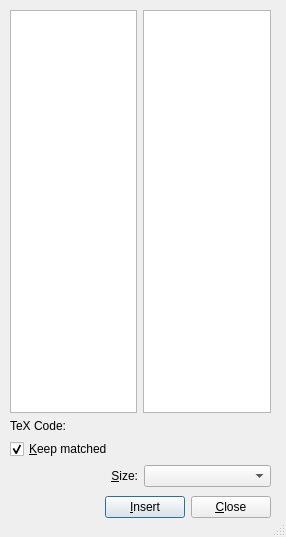
First picture: the form in src/frontends/qt4/ui/QDelimiterUi.ui, repository cburschka/lyx, before the edit.
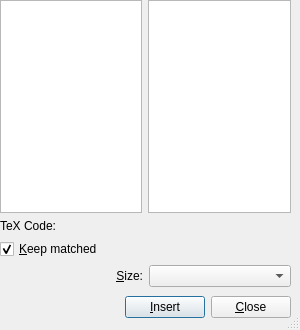
Second picture: the form after the edit.

Commit message: Switch to an Icon View mode in the symbol lists.

What changed in the file:
```diff
--- a/src/frontends/qt4/ui/QDelimiterUi.ui
+++ b/src/frontends/qt4/ui/QDelimiterUi.ui
@@ -5,13 +5,13 @@
    <rect>
     <x>0</x>
     <y>0</y>
-    <width>286</width>
-    <height>537</height>
+    <width>300</width>
+    <height>330</height>
    </rect>
   </property>
   <property name="sizePolicy" >
    <sizepolicy>
-    <hsizetype>13</hsizetype>
+    <hsizetype>5</hsizetype>
     <vsizetype>5</vsizetype>
     <horstretch>0</horstretch>
     <verstretch>0</verstretch>
@@ -19,8 +19,8 @@
   </property>
   <property name="minimumSize" >
    <size>
-    <width>200</width>
-    <height>447</height>
+    <width>300</width>
+    <height>330</height>
    </size>
   </property>
   <property name="maximumSize" >
@@ -35,150 +35,23 @@
   <property name="sizeGripEnabled" >
    <bool>true</bool>
   </property>
-  <widget class="QWidget" name="verticalLayout" >
+  <widget class="QWidget" name="" >
    <property name="geometry" >
     <rect>
-     <x>10</x>
-     <y>10</y>
-     <width>261</width>
-     <height>511</height>
+     <x>0</x>
+     <y>0</y>
+     <width>291</width>
+     <height>321</height>
     </rect>
    </property>
-   <layout class="QVBoxLayout" >
+   <layout class="QGridLayout" >
     <property name="margin" >
      <number>0</number>
     </property>
     <property name="spacing" >
      <number>6</number>
     </property>
-    <item>
-     <layout class="QHBoxLayout" >
-      <property name="margin" >
-       <number>0</number>
-      </property>
-      <property name="spacing" >
-       <number>6</number>
-      </property>
-      <item>
-       <widget class="QListWidget" name="leftLW" >
-        <property name="sizePolicy" >
-         <sizepolicy>
-          <hsizetype>3</hsizetype>
-          <vsizetype>3</vsizetype>
-          <horstretch>0</horstretch>
-          <verstretch>0</verstretch>
-         </sizepolicy>
-        </property>
-        <property name="minimumSize" >
-         <size>
-          <width>60</width>
-          <height>0</height>
-         </size>
-        </property>
-        <property name="maximumSize" >
-         <size>
-          <width>16777215</width>
-          <height>16777215</height>
-         </size>
-        </property>
-        <property name="iconSize" >
-         <size>
-          <width>16</width>
-          <height>16</height>
-         </size>
-        </property>
-        <property name="resizeMode" >
-         <enum>QListView::Adjust</enum>
-        </property>
-        <property name="spacing" >
-         <number>0</number>
-        </property>
-        <property name="currentRow" >
-         <number>-1</number>
-        </property>
-       </widget>
-      </item>
-      <item>
-       <widget class="QListWidget" name="rightLW" >
-        <property name="sizePolicy" >
-         <sizepolicy>
-          <hsizetype>3</hsizetype>
-          <vsizetype>3</vsizetype>
-          <horstretch>0</horstretch>
-          <verstretch>0</verstretch>
-         </sizepolicy>
-        </property>
-        <property name="minimumSize" >
-         <size>
-          <width>60</width>
-          <height>0</height>
-         </size>
-        </property>
-        <property name="maximumSize" >
-         <size>
-          <width>16777215</width>
-          <height>16777215</height>
-         </size>
-        </property>
-        <property name="iconSize" >
-         <size>
-          <width>16</width>
-          <height>16</height>
-         </size>
-        </property>
-        <property name="spacing" >
-         <number>0</number>
-        </property>
-       </widget>
-      </item>
-     </layout>
-    </item>
-    <item>
-     <widget class="QLabel" name="texCodeL" >
-      <property name="sizePolicy" >
-       <sizepolicy>
-        <hsizetype>3</hsizetype>
-        <vsizetype>0</vsizetype>
-        <horstretch>0</horstretch>
-        <verstretch>0</verstretch>
-       </sizepolicy>
-      </property>
-      <property name="text" >
-       <string>TeX Code:</string>
-      </property>
-      <property name="textFormat" >
-       <enum>Qt::AutoText</enum>
-      </property>
-      <property name="alignment" >
-       <set>Qt::AlignLeading|Qt::AlignLeft|Qt::AlignVCenter</set>
-      </property>
-      <property name="wordWrap" >
-       <bool>false</bool>
-      </property>
-     </widget>
-    </item>
-    <item>
-     <widget class="QCheckBox" name="matchCB" >
-      <property name="sizePolicy" >
-       <sizepolicy>
-        <hsizetype>3</hsizetype>
-        <vsizetype>0</vsizetype>
-        <horstretch>0</horstretch>
-        <verstretch>0</verstretch>
-       </sizepolicy>
-      </property>
-      <property name="toolTip" >
-       <string>Match delimiter types</string>
-      </property>
-      <property name="text" >
-       <string>&amp;Keep matched</string>
-      </property>
-      <property name="checked" >
-       <bool>true</bool>
-      </property>
-     </widget>
-    </item>
-    <item>
+    <item row="3" column="0" >
      <layout class="QHBoxLayout" >
       <property name="margin" >
        <number>0</number>
@@ -221,7 +94,92 @@
       </item>
      </layout>
     </item>
-    <item>
+    <item row="0" column="0" >
+     <layout class="QHBoxLayout" >
+      <property name="margin" >
+       <number>0</number>
+      </property>
+      <property name="spacing" >
+       <number>6</number>
+      </property>
+      <item>
+       <widget class="QListWidget" name="leftLW" >
+        <property name="sizePolicy" >
+         <sizepolicy>
+          <hsizetype>5</hsizetype>
+          <vsizetype>5</vsizetype>
+          <horstretch>0</horstretch>
+          <verstretch>0</verstretch>
+         </sizepolicy>
+        </property>
+        <property name="minimumSize" >
+         <size>
+          <width>60</width>
+          <height>0</height>
+         </size>
+        </property>
+        <property name="maximumSize" >
+         <size>
+          <width>16777215</width>
+          <height>16777215</height>
+         </size>
+        </property>
+        <property name="iconSize" >
+         <size>
+          <width>16</width>
+          <height>16</height>
+         </size>
+        </property>
+        <property name="resizeMode" >
+         <enum>QListView::Adjust</enum>
+        </property>
+        <property name="spacing" >
+         <number>0</number>
+        </property>
+        <property name="currentRow" >
+         <number>-1</number>
+        </property>
+       </widget>
+      </item>
+      <item>
+       <widget class="QListWidget" name="rightLW" >
+        <property name="sizePolicy" >
+         <sizepolicy>
+          <hsizetype>5</hsizetype>
+          <vsizetype>5</vsizetype>
+          <horstretch>0</horstretch>
+          <verstretch>0</verstretch>
+         </sizepolicy>
+        </property>
+        <property name="minimumSize" >
+         <size>
+          <width>60</width>
+          <height>0</height>
+         </size>
+        </property>
+        <property name="maximumSize" >
+         <size>
+          <width>16777215</width>
+          <height>16777215</height>
+         </size>
+        </property>
+        <property name="iconSize" >
+         <size>
+          <width>16</width>
+          <height>16</height>
+         </size>
+        </property>
+        <property name="resizeMode" >
+         <enum>QListView::Adjust</enum>
+        </property>
+        <property name="spacing" >
+         <number>0</number>
+        </property>
+       </widget>
+      </item>
+     </layout>
+    </item>
+    <item row="4" column="0" >
      <layout class="QHBoxLayout" >
       <property name="margin" >
        <number>0</number>
@@ -280,6 +238,51 @@
       </item>
      </layout>
     </item>
+    <item row="1" column="0" >
+     <widget class="QLabel" name="texCodeL" >
+      <property name="sizePolicy" >
+       <sizepolicy>
+        <hsizetype>3</hsizetype>
+        <vsizetype>0</vsizetype>
+        <horstretch>0</horstretch>
+        <verstretch>0</verstretch>
+       </sizepolicy>
+      </property>
+      <property name="text" >
+       <string>TeX Code:</string>
+      </property>
+      <property name="textFormat" >
+       <enum>Qt::AutoText</enum>
+      </property>
+      <property name="alignment" >
+       <set>Qt::AlignLeading|Qt::AlignLeft|Qt::AlignVCenter</set>
+      </property>
+      <property name="wordWrap" >
+       <bool>false</bool>
+      </property>
+     </widget>
+    </item>
+    <item row="2" column="0" >
+     <widget class="QCheckBox" name="matchCB" >
+      <property name="sizePolicy" >
+       <sizepolicy>
+        <hsizetype>3</hsizetype>
+        <vsizetype>0</vsizetype>
+        <horstretch>0</horstretch>
+        <verstretch>0</verstretch>
+       </sizepolicy>
+      </property>
+      <property name="toolTip" >
+       <string>Match delimiter types</string>
+      </property>
+      <property name="text" >
+       <string>&amp;Keep matched</string>
+      </property>
+      <property name="checked" >
+       <bool>true</bool>
+      </property>
+     </widget>
+    </item>
    </layout>
   </widget>
  </widget>
```
The commit also changes 1 other file.
